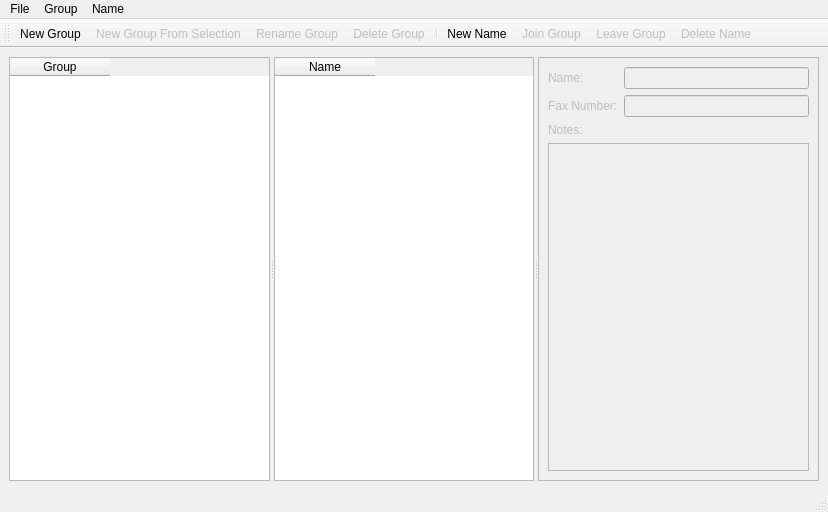
jpopelka/hplip, file ui4/fabwindow_base.ui: the form before one commit.
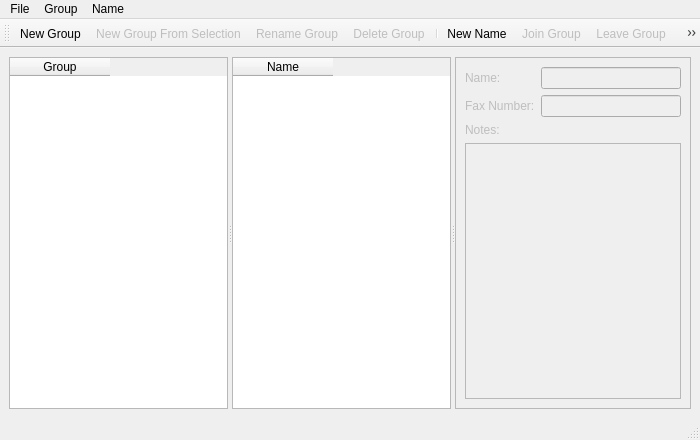
The form after the commit. Custom widgets are drawn as their Qt base class.

```diff
--- a/ui4/fabwindow_base.ui
+++ b/ui4/fabwindow_base.ui
@@ -5,8 +5,8 @@
    <rect>
     <x>0</x>
     <y>0</y>
-    <width>828</width>
-    <height>512</height>
+    <width>700</width>
+    <height>440</height>
    </rect>
   </property>
   <property name="windowTitle" >
@@ -91,8 +91,8 @@
     <rect>
      <x>0</x>
      <y>0</y>
-     <width>828</width>
-     <height>26</height>
+     <width>700</width>
+     <height>27</height>
     </rect>
    </property>
    <widget class="QMenu" name="menuGroup" >
```
